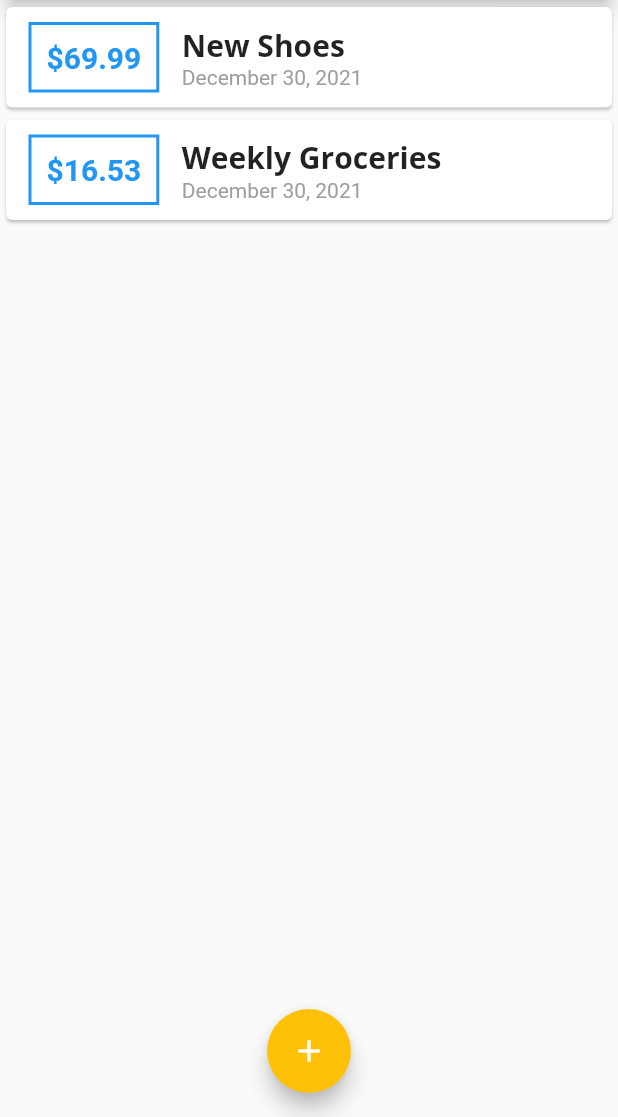
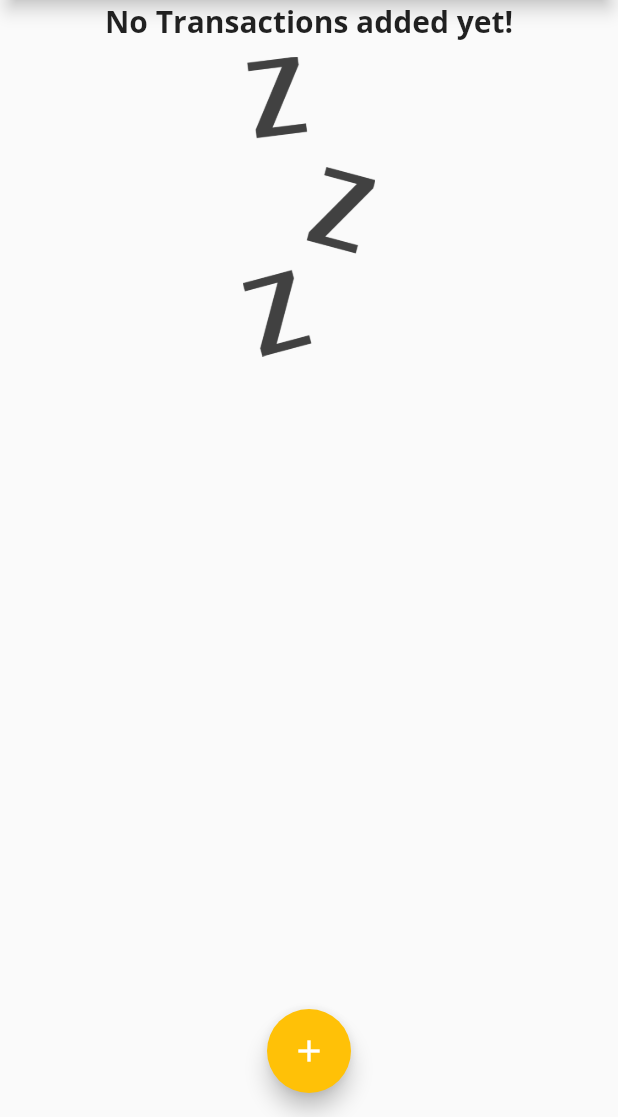
Before and after one commit to renson1123/personal_expenses_app, a Flutter app: the screen it shows after launch, on a phone screen of 412 x 824 dp, the part 119-1236 px from its top. Run offline on Flutter 3.47's test engine with Material 2 defaults, Android fonts, the phone set to English and light mode, and no system bars.

Commit message:
Writing a ternary operator that checks if the transactions.isEmpty it will show an image that's been added using the Image.asset that also tells that 'No Transactions added yet! and if the transactions has data it will run the ListView.builder

```diff
--- a/lib/main.dart
+++ b/lib/main.dart
@@ -44,18 +44,18 @@ class _MyHomePageState extends State<MyHomePage> {
   // String amountInput;
 
   final List<Transaction> _userTransactions = [
-    Transaction(
-      id: 't1',
-      title: 'New Shoes',
-      amount: 69.99,
-      date: DateTime.now(),
-    ),
-    Transaction(
-      id: 't2',
-      title: 'Weekly Groceries',
-      amount: 16.53,
-      date: DateTime.now(),
-    ),
+    // Transaction(
+    //   id: 't1',
+    //   title: 'New Shoes',
+    //   amount: 69.99,
+    //   date: DateTime.now(),
+    // ),
+    // Transaction(
+    //   id: 't2',
+    //   title: 'Weekly Groceries',
+    //   amount: 16.53,
+    //   date: DateTime.now(),
+    // ),
   ];
 
 // the underscore before the method name serves as a marked as part of the private class _UserTransactionState
--- a/lib/widgets/transaction_list.dart
+++ b/lib/widgets/transaction_list.dart
@@ -11,13 +11,35 @@ class TransactionList extends StatelessWidget {
   Widget build(BuildContext context) {
     return Container(
       height: 300,
-      child: ListView.builder(
+      child: transactions.isEmpty
+          // Ternary Operator
+          ? Column(
+              children: <Widget>[
+                Text(
+                  'No Transactions added yet!',
+                  style: Theme.of(context).textTheme.headline6,
+                ),
+                SizedBox(
+                  height: 10,
+                ),
+                Container(
+                  height: 200,
+                  // Adding Image
+                  child: Image.asset(
+                    'assets/images/waiting.png',
+                    fit: BoxFit.cover,
+                  ),
+                ),
+              ],
+            )
+          : ListView.builder(
               itemBuilder: (ctx, index) {
                 return Card(
                   child: Row(
                     children: <Widget>[
                       Container(
-                  margin: EdgeInsets.symmetric(vertical: 10, horizontal: 15),
+                        margin:
+                            EdgeInsets.symmetric(vertical: 10, horizontal: 15),
                         decoration: BoxDecoration(
                           border: Border.all(
                               color: Theme.of(context).primaryColor, width: 2),
@@ -40,7 +62,8 @@ class TransactionList extends StatelessWidget {
                             style: Theme.of(context).textTheme.headline6,
                           ),
                           Text(
-                      DateFormat.yMMMMd().format(transactions[index].date),
+                            DateFormat.yMMMMd()
+                                .format(transactions[index].date),
                             style: TextStyle(color: Colors.grey),
                           ),
                         ],
--- a/pubspec.yaml
+++ b/pubspec.yaml
@@ -46,8 +46,8 @@ flutter:
   uses-material-design: true
 
   # To add assets to your application, add an assets section, like this:
-  # assets:
-  #   - images/a_dot_burr.jpeg
+  assets:
+    - assets/images/waiting.png
   #   - images/a_dot_ham.jpeg
 
   # An image asset can refer to one or more resolution-specific "variants", see
```
Also changed, not shown: assets/images/waiting.png (added). Lines whose indentation alone changed are shown as unchanged.
